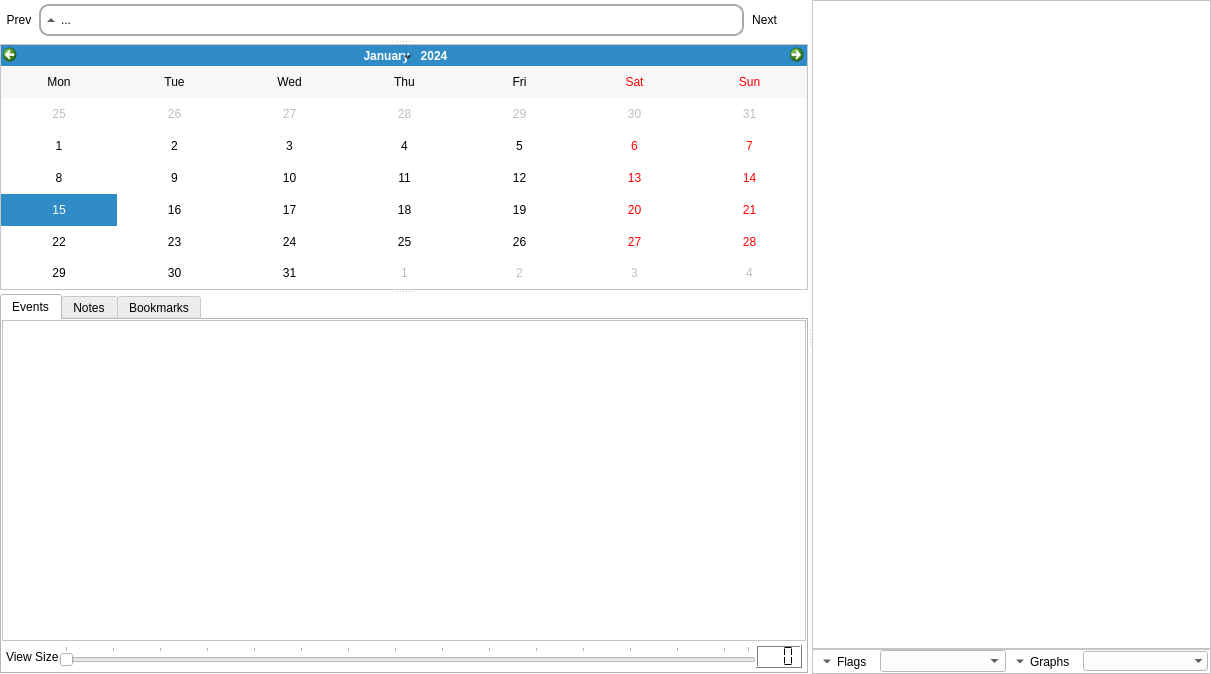
This is sleepyhead/daily.ui in sbonaime/sleepyhead-code. as Qt 5 draws it before an edit. The edited form follows.
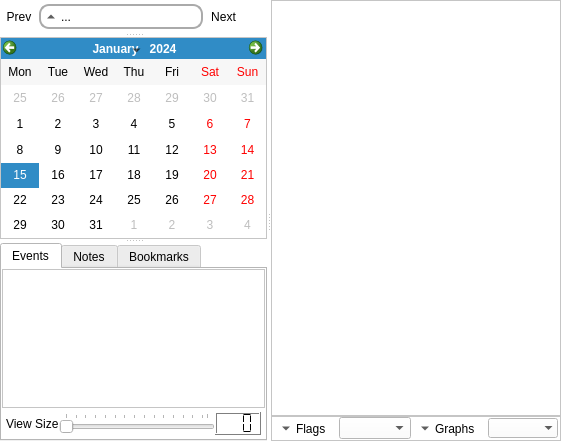
This is the edited form. Icons and pictures are not drawn.

Patch:
```diff
--- a/sleepyhead/daily.ui
+++ b/sleepyhead/daily.ui
@@ -6,8 +6,8 @@
    <rect>
     <x>0</x>
     <y>0</y>
-    <width>1211</width>
-    <height>674</height>
+    <width>551</width>
+    <height>441</height>
    </rect>
   </property>
   <property name="sizePolicy">
```
